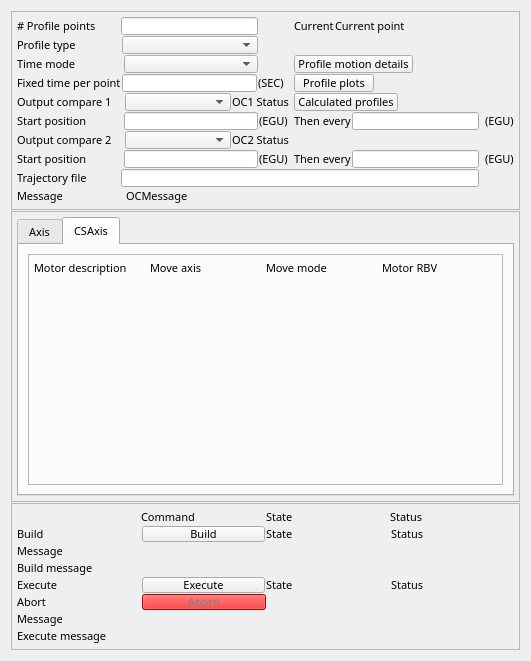
The window that 3-2/GalilSup/op/ui/galil_profileMove.ui (motorapp/Galil) describes before a commit, drawn with Qt 5.
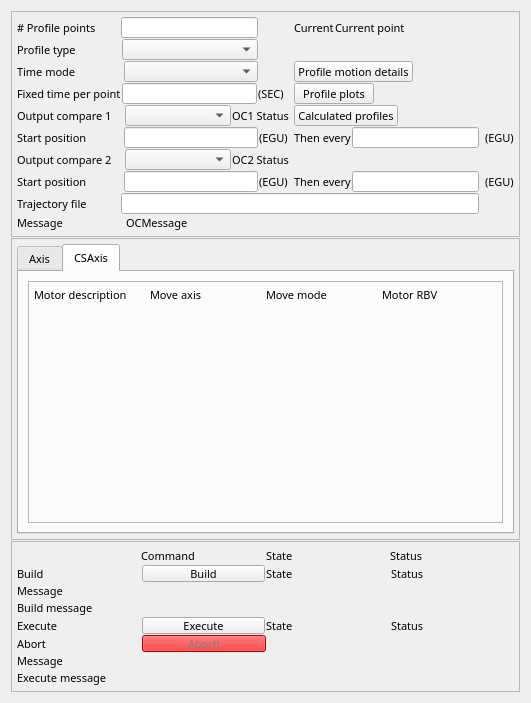
The same window after the commit. The open tabs and pages were chosen to show the change. Custom widgets are drawn as their Qt base class.

Commit message: Minor update to Qt profile moves screen

What changed in the file:
```diff
--- a/3-2/GalilSup/op/ui/galil_profileMove.ui
+++ b/3-2/GalilSup/op/ui/galil_profileMove.ui
@@ -7,7 +7,7 @@
     <x>0</x>
     <y>0</y>
     <width>531</width>
-    <height>661</height>
+    <height>703</height>
    </rect>
   </property>
   <property name="windowTitle">
```
Left out of the diff: 2 changed lines with no effect on the pictures.
